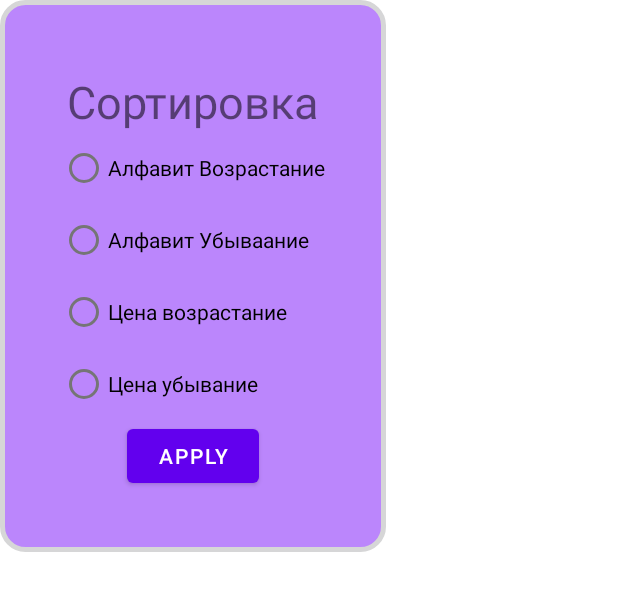
After one commit to dobryansky/ExchangeApp, an Android app: the layout fragment_sorting_dialog.xml on its own in the app's theme, with its tools: preview values and no code run, on a phone screen of 412 x 824 dp. The commit adds this screen. Shown: the top 591 px of the screen. Run offline under Robolectric (Android 15) with nearby library versions, the phone set to English and light mode, and no system bars.

Commit message:
Done layout fragment sort

```diff
--- a/app/src/main/java/com/artem/exchangeapp/presentation/fav_rates/FavRatesViewModel.kt
+++ /dev/null
@@ -1,4 +0,0 @@
-package com.artem.exchangeapp.presentation.fav_rates
-
-class FavRatesViewModel {
-}
--- /dev/null
+++ b/app/src/main/java/com/artem/exchangeapp/presentation/fav_rates_fragment/FavRatesViewModel.kt
@@ -0,0 +1,4 @@
+package com.artem.exchangeapp.presentation.fav_rates_fragment
+
+class FavRatesViewModel {
+}
--- a/app/src/main/java/com/artem/exchangeapp/presentation/fav_rates/FavoutiteRatesFragment.kt
+++ b/app/src/main/java/com/artem/exchangeapp/presentation/fav_rates_fragment/FavoutiteRatesFragment.kt
@@ -1,4 +1,4 @@
-package com.artem.exchangeapp.presentation.fav_rates
+package com.artem.exchangeapp.presentation.fav_rates_fragment
 
 import android.os.Bundle
 import android.view.LayoutInflater
--- a/app/src/main/java/com/artem/exchangeapp/presentation/list_rates/ListRatesFragment.kt
+++ b/app/src/main/java/com/artem/exchangeapp/presentation/list_rates_fragment/ListRatesFragment.kt
@@ -1,4 +1,4 @@
-package com.artem.exchangeapp.presentation.list_rates
+package com.artem.exchangeapp.presentation.list_rates_fragment
 
 import android.os.Bundle
 import android.view.LayoutInflater
--- a/app/src/main/java/com/artem/exchangeapp/presentation/list_rates/MainViewModel.kt
+++ b/app/src/main/java/com/artem/exchangeapp/presentation/list_rates_fragment/MainViewModel.kt
@@ -1,4 +1,4 @@
-package com.artem.exchangeapp.presentation.list_rates
+package com.artem.exchangeapp.presentation.list_rates_fragment
 
 
 import androidx.lifecycle.ViewModel
--- /dev/null
+++ b/app/src/main/res/drawable-v24/background_pop_up.xml
@@ -0,0 +1,9 @@
+<?xml version="1.0" encoding="utf-8"?>
+<shape xmlns:android="http://schemas.android.com/apk/res/android">
+
+    <solid android:color="@color/purple_200" />
+    <stroke android:width="3dp" android:color="@color/gray"/>
+    <corners
+        android:radius="15dp"/>
+
+</shape>
--- /dev/null
+++ b/app/src/main/res/layout/fragment_sorting_dialog.xml
@@ -0,0 +1,69 @@
+<?xml version="1.0" encoding="utf-8"?>
+<androidx.constraintlayout.widget.ConstraintLayout xmlns:android="http://schemas.android.com/apk/res/android"
+    xmlns:app="http://schemas.android.com/apk/res-auto"
+    android:layout_width="wrap_content"
+    android:layout_height="wrap_content"
+    android:background="@drawable/background_pop_up">
+
+
+    <TextView
+        android:id="@+id/textView2"
+        android:layout_width="wrap_content"
+        android:layout_height="wrap_content"
+        android:text="Сортировка"
+        android:textSize="30sp"
+        app:layout_constraintBottom_toTopOf="@+id/radio_group_sort"
+        app:layout_constraintEnd_toEndOf="@+id/radio_group_sort"
+        app:layout_constraintStart_toStartOf="@+id/radio_group_sort" />
+
+    <RadioGroup
+        android:id="@+id/radio_group_sort"
+        android:layout_width="wrap_content"
+        android:layout_height="wrap_content"
+        android:layout_marginStart="40dp"
+        android:layout_marginTop="40dp"
+        android:layout_marginEnd="40dp"
+        android:layout_marginBottom="40dp"
+        app:layout_constraintBottom_toBottomOf="parent"
+        app:layout_constraintEnd_toEndOf="parent"
+        app:layout_constraintStart_toStartOf="parent"
+        app:layout_constraintTop_toTopOf="parent">
+
+        <RadioButton
+            android:id="@+id/radioButton1"
+            android:layout_width="match_parent"
+            android:layout_height="wrap_content"
+            android:text="Алфавит Возрастание" />
+
+        <RadioButton
+            android:id="@+id/radioButton2"
+            android:layout_width="match_parent"
+            android:layout_height="wrap_content"
+            android:text="Алфавит Убываание" />
+
+        <RadioButton
+            android:id="@+id/radioButton3"
+            android:layout_width="match_parent"
+            android:layout_height="wrap_content"
+            android:text="Цена возрастание" />
+
+        <RadioButton
+            android:id="@+id/radioButton4"
+            android:layout_width="match_parent"
+            android:layout_height="wrap_content"
+            android:text="Цена убывание" />
+    </RadioGroup>
+
+    <Button
+        android:id="@+id/button"
+        android:layout_width="wrap_content"
+        android:layout_height="wrap_content"
+        android:layout_marginBottom="40dp"
+        android:text="Apply"
+        app:layout_constraintBottom_toBottomOf="parent"
+        app:layout_constraintEnd_toEndOf="parent"
+        app:layout_constraintStart_toStartOf="parent"
+        app:layout_constraintTop_toBottomOf="@id/radio_group_sort" />
+
+
+</androidx.constraintlayout.widget.ConstraintLayout>
--- a/app/src/main/res/navigation/weather_nav_graph.xml
+++ b/app/src/main/res/navigation/weather_nav_graph.xml
@@ -7,10 +7,10 @@
 
     <fragment
         android:id="@+id/ListRatesFragment"
-        android:name="com.artem.exchangeapp.presentation.list_rates.ListRatesFragment"
+        android:name="com.artem.exchangeapp.presentation.list_rates_fragment.ListRatesFragment"
         android:label="ListRatesFragment" />
     <fragment
         android:id="@+id/FavouriteRatesFragment"
-        android:name="com.artem.exchangeapp.presentation.fav_rates.FavouriteRatesFragment"
+        android:name="com.artem.exchangeapp.presentation.fav_rates_fragment.FavouriteRatesFragment"
         android:label="FavouriteRates" />
 </navigation>
```
Also changed, not shown: app/src/main/java/com/artem/exchangeapp/presentation/dialog_fragment/SortingFragment.kt (added, +56 -0 lines).
